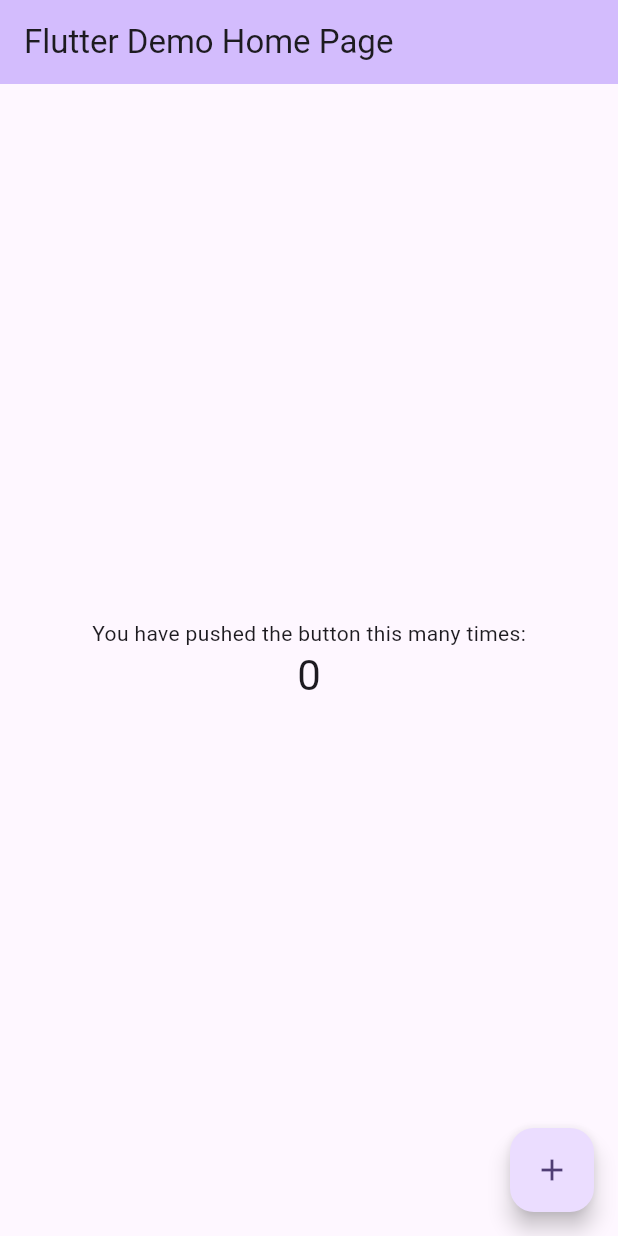
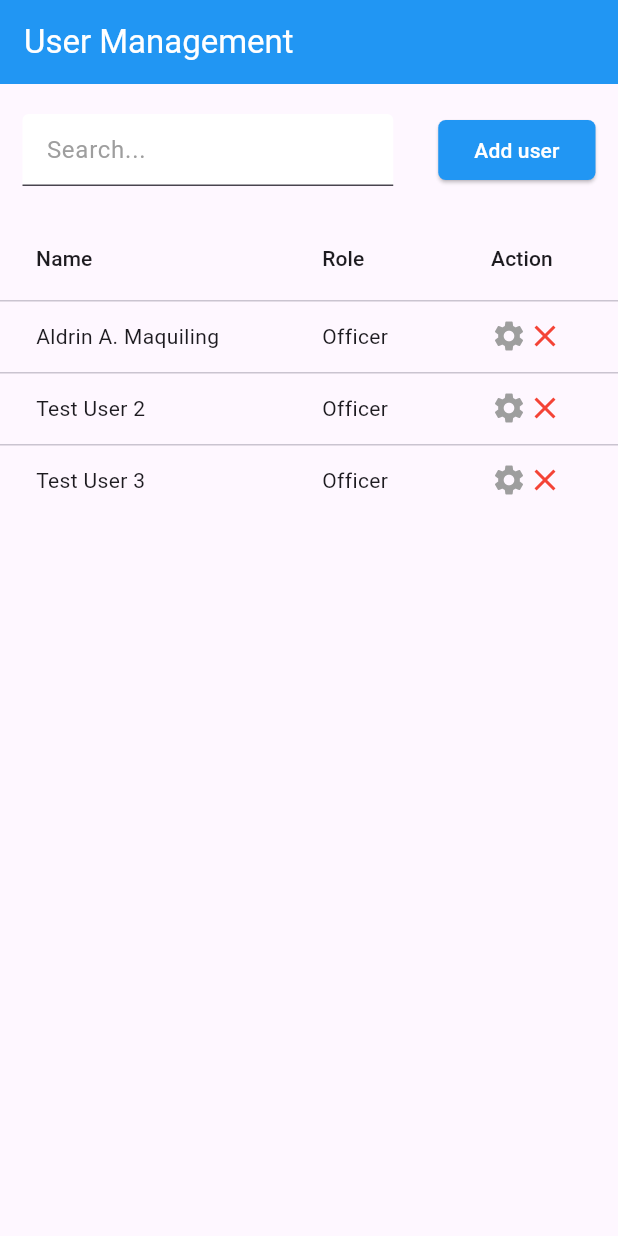
Before and after one commit to aldrinMaq/flutter-user-management, a Flutter app: the screen it shows after launch, on a phone screen of 412 x 824 dp. Run offline on Flutter 3.47's test engine with Material 3 defaults, Android fonts, the phone set to English and light mode, and no system bars.

Commit message:
user_management initial layout

```diff
--- a/lib/main.dart
+++ b/lib/main.dart
@@ -1,4 +1,5 @@
 import 'package:flutter/material.dart';
+import 'package:user_management/pages/user_management.dart';
 
 void main() {
   runApp(const MyApp());
@@ -10,116 +11,9 @@ class MyApp extends StatelessWidget {
   // This widget is the root of your application.
   @override
   Widget build(BuildContext context) {
-    return MaterialApp(
-      title: 'Flutter Demo',
-      theme: ThemeData(
-        // This is the theme of your application.
-        //
-        // TRY THIS: Try running your application with "flutter run". You'll see
-        // the application has a purple toolbar. Then, without quitting the app,
-        // try changing the seedColor in the colorScheme below to Colors.green
-        // and then invoke "hot reload" (save your changes or press the "hot
-        // reload" button in a Flutter-supported IDE, or press "r" if you used
-        // the command line to start the app).
-        //
-        // Notice that the counter didn't reset back to zero; the application
-        // state is not lost during the reload. To reset the state, use hot
-        // restart instead.
-        //
-        // This works for code too, not just values: Most code changes can be
-        // tested with just a hot reload.
-        colorScheme: ColorScheme.fromSeed(seedColor: Colors.deepPurple),
-        useMaterial3: true,
-      ),
-      home: const MyHomePage(title: 'Flutter Demo Home Page'),
+    return const MaterialApp(
+      debugShowCheckedModeBanner: false,
+      home: UserManagement(),
     );
   }
 }
-
-class MyHomePage extends StatefulWidget {
-  const MyHomePage({super.key, required this.title});
-
-  // This widget is the home page of your application. It is stateful, meaning
-  // that it has a State object (defined below) that contains fields that affect
-  // how it looks.
-
-  // This class is the configuration for the state. It holds the values (in this
-  // case the title) provided by the parent (in this case the App widget) and
-  // used by the build method of the State. Fields in a Widget subclass are
-  // always marked "final".
-
-  final String title;
-
-  @override
-  State<MyHomePage> createState() => _MyHomePageState();
-}
-
-class _MyHomePageState extends State<MyHomePage> {
-  int _counter = 0;
-
-  void _incrementCounter() {
-    setState(() {
-      // This call to setState tells the Flutter framework that something has
-      // changed in this State, which causes it to rerun the build method below
-      // so that the display can reflect the updated values. If we changed
-      // _counter without calling setState(), then the build method would not be
-      // called again, and so nothing would appear to happen.
-      _counter++;
-    });
-  }
-
-  @override
-  Widget build(BuildContext context) {
-    // This method is rerun every time setState is called, for instance as done
-    // by the _incrementCounter method above.
-    //
-    // The Flutter framework has been optimized to make rerunning build methods
-    // fast, so that you can just rebuild anything that needs updating rather
-    // than having to individually change instances of widgets.
-    return Scaffold(
-      appBar: AppBar(
-        // TRY THIS: Try changing the color here to a specific color (to
-        // Colors.amber, perhaps?) and trigger a hot reload to see the AppBar
-        // change color while the other colors stay the same.
-        backgroundColor: Theme.of(context).colorScheme.inversePrimary,
-        // Here we take the value from the MyHomePage object that was created by
-        // the App.build method, and use it to set our appbar title.
-        title: Text(widget.title),
-      ),
-      body: Center(
-        // Center is a layout widget. It takes a single child and positions it
-        // in the middle of the parent.
-        child: Column(
-          // Column is also a layout widget. It takes a list of children and
-          // arranges them vertically. By default, it sizes itself to fit its
-          // children horizontally, and tries to be as tall as its parent.
-          //
-          // Column has various properties to control how it sizes itself and
-          // how it positions its children. Here we use mainAxisAlignment to
-          // center the children vertically; the main axis here is the vertical
-          // axis because Columns are vertical (the cross axis would be
-          // horizontal).
-          //
-          // TRY THIS: Invoke "debug painting" (choose the "Toggle Debug Paint"
-          // action in the IDE, or press "p" in the console), to see the
-          // wireframe for each widget.
-          mainAxisAlignment: MainAxisAlignment.center,
-          children: <Widget>[
-            const Text(
-              'You have pushed the button this many times:',
-            ),
-            Text(
-              '$_counter',
-              style: Theme.of(context).textTheme.headlineMedium,
-            ),
-          ],
-        ),
-      ),
-      floatingActionButton: FloatingActionButton(
-        onPressed: _incrementCounter,
-        tooltip: 'Increment',
-        child: const Icon(Icons.add),
-      ), // This trailing comma makes auto-formatting nicer for build methods.
-    );
-  }
-}
--- /dev/null
+++ b/lib/pages/user_management.dart
@@ -0,0 +1,103 @@
+import 'package:flutter/material.dart';
+
+class UserManagement extends StatelessWidget {
+  const UserManagement({super.key});
+
+  @override
+  Widget build(BuildContext context) {
+    return Scaffold(
+      appBar: appBar(),
+      body: Column(
+        children: [
+          Padding(
+            padding: const EdgeInsets.symmetric(
+              vertical: 20,
+              horizontal: 15,
+            ),
+            child: Row(
+              children: [
+                const Expanded(
+                  child: TextField(
+                    decoration: InputDecoration(
+                        filled: true,
+                        fillColor: Colors.white,
+                        hintText: 'Search...',
+                        hintStyle: TextStyle(color: Colors.grey)),
+                  ),
+                ),
+                const SizedBox(width: 30),
+                ElevatedButton(
+                  onPressed: () {},
+                  style: ElevatedButton.styleFrom(
+                      backgroundColor: Colors.blue,
+                      foregroundColor: Colors.white,
+                      shape: const RoundedRectangleBorder(
+                        borderRadius: BorderRadius.all(Radius.circular(5)),
+                      )),
+                  child: const Text('Add user'),
+                ),
+              ],
+            ),
+          ),
+          SizedBox(
+            width: double.infinity,
+            child: DataTable(
+              columns: const [
+                DataColumn(label: Text('Name')),
+                DataColumn(label: Text('Role')),
+                DataColumn(label: Text('Action')),
+              ],
+              rows: const [
+                DataRow(
+                  cells: [
+                    DataCell(Text('Aldrin A. Maquiling')),
+                    DataCell(Text('Officer')),
+                    DataCell(Row(
+                      children: [
+                        Icon(Icons.settings, color: Colors.grey,),
+                        Icon(Icons.close, color: Colors.red, ),
+                      ],
+                    )),
+                  ],
+                ),
+                DataRow(
+                  cells: [
+                    DataCell(Text('Test User 2')),
+                    DataCell(Text('Officer')),
+                    DataCell(Row(
+                      children: [
+                        Icon(Icons.settings, color: Colors.grey,),
+                        Icon(Icons.close, color: Colors.red,),
+                      ],
+                    )),
+                  ],
+                ),
+                DataRow(
+                  cells: [
+                    DataCell(Text('Test User 3')),
+                    DataCell(Text('Officer')),
+                    DataCell(Row(
+                      children: [
+                        Icon(Icons.settings, color: Colors.grey,),
+                        Icon(Icons.close, color: Colors.red,),
+                      ],
+                    )),
+                  ],
+                ),
+              ],
+            ),
+          ),
+        ],
+      ),
+    );
+  }
+
+  AppBar appBar() {
+    return AppBar(
+        title: const Text(
+          'User Management',
+          style: TextStyle(color: Colors.white),
+        ),
+        backgroundColor: Colors.blue);
+  }
+}
```
